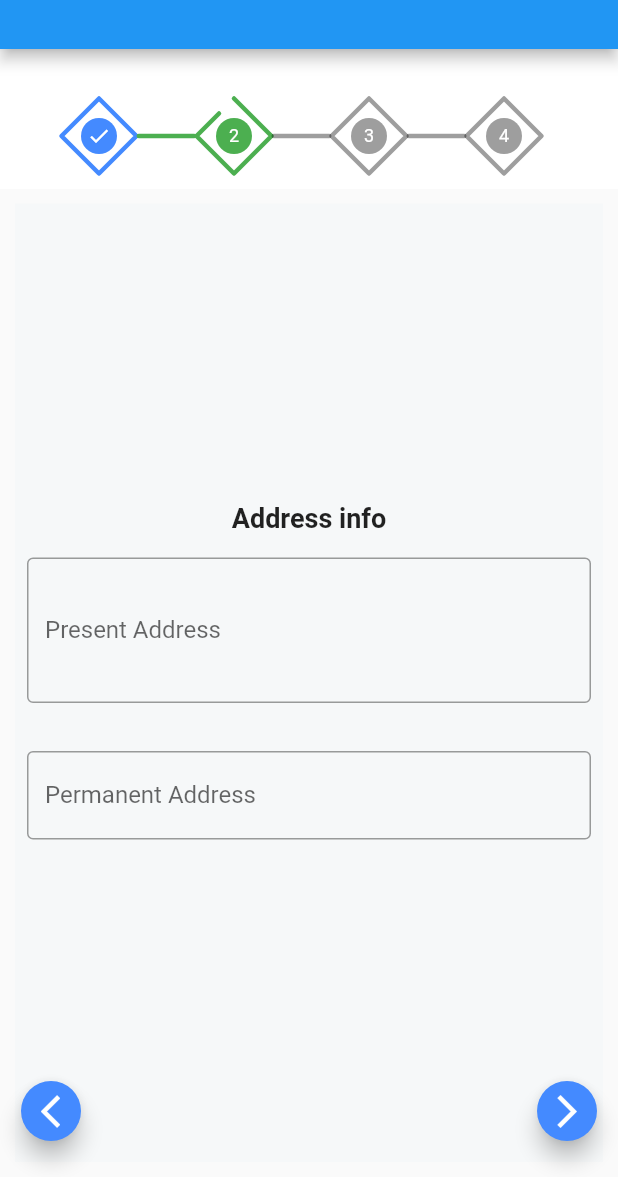
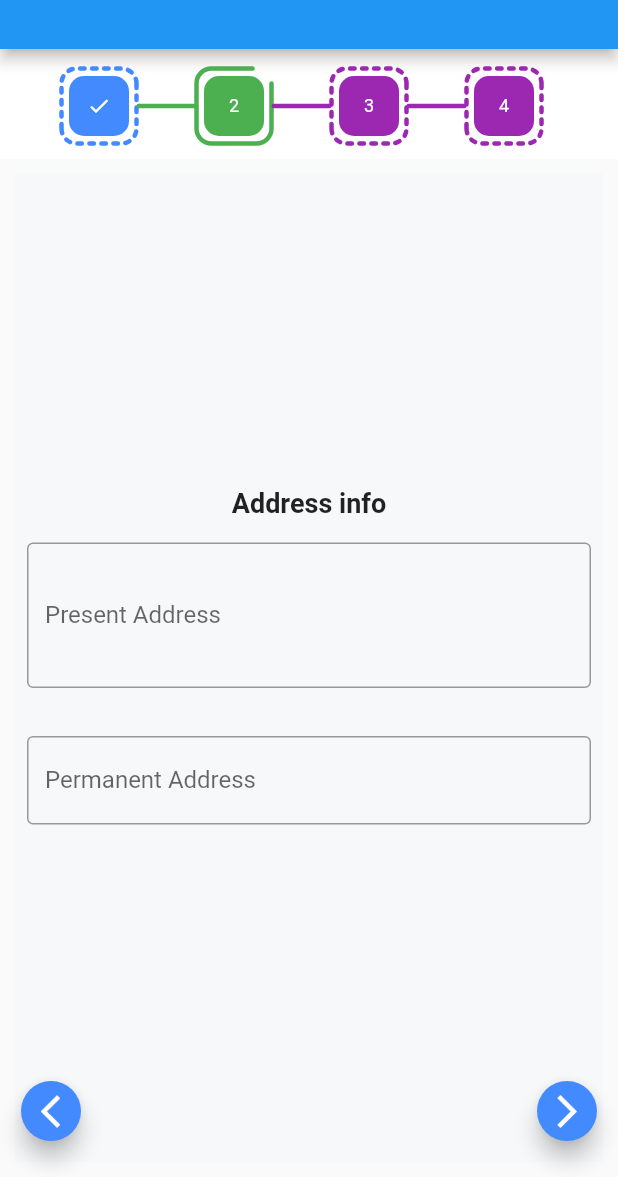
Before and after one commit to uttom41/StepperA, a Flutter app: the screen it shows after launch, after a tap on the "arrow forward ios" icon, on a phone screen of 412 x 824 dp, the part 59-1236 px from its top. Run offline on Flutter 3.47's test engine with Material 2 defaults, Android fonts, the phone set to English and light mode, and no system bars.

Commit message:
step shape update

```diff
--- a/example/lib/main.dart
+++ b/example/lib/main.dart
@@ -41,17 +41,14 @@ class _MyHomePageState extends State<MyHomePage> {
       appBar: PreferredSize( preferredSize: const Size.fromHeight(72),
       child: AppBar(title: const Text("Stepper Example"),)),),
       Positioned(
-        top: 95,
+        top: 75,
         left: 0,
         right: 0,
         bottom: 0,
         child: StepperA(
-                stepCompleteColor: Colors.blueAccent,
-                inactiveColor: Colors.black38,
-                currentStepColor: Colors.green,
                 stepperSize: const Size(350,70),
-                borderShape: BorderShape.diamond,
-                borderType: BorderType.straight,
+                borderShape: BorderShape.rRect,
+                borderType: BorderType.dash,
                 stepperAxis: Axis.horizontal,
                 stepperBackgroundColor: Colors.transparent,
                // formKey: formKey,
@@ -71,6 +68,12 @@ class _MyHomePageState extends State<MyHomePage> {
                         bottom: 20
                     )
                 ),
+            step: const StepA(
+                currentStepColor: Colors.green,
+                completeStepColor: Colors.blueAccent,
+                inactiveStepColor: Colors.purple,
+                margin: EdgeInsets.all(5)
+            ),
                 stepperBodyWidget: [
                   const StepOne(),
                   const StepTwo(),
--- a/lib/src/drawing/path_draw.dart
+++ b/lib/src/drawing/path_draw.dart
@@ -91,10 +91,14 @@ class PathDrawing{
   Path _createOriginalPathDiamond(){
     var path = Path();
  //   path.moveTo(_size.width/2, 0);
-    path.moveTo(_size.width / 2.0, 0);
-    path.lineTo(_size.width, _size.height / 2.0);
+    path.moveTo(_size.width, _size.height / 2.0);
+   // path.moveTo(_size.width / 2.0, 0);
     path.lineTo(_size.width / 2.0, _size.height);
+    //path.lineTo(_size.width, _size.height / 2.0);
     path.lineTo(0, _size.height / 2.0);
+   // path.lineTo(_size.width / 2.0, _size.height);
+    path.lineTo(_size.width/2, 0);
+   // path.lineTo(0, _size.height / 2.0);
     path.close();
     return path;
   }
--- a/lib/src/line.dart
+++ b/lib/src/line.dart
@@ -1,3 +1,8 @@
+/// /*** Uttam kumar mitra ***/
+/// create date 07/03/2023; 1:41 AM
+///
+///
+
 import 'package:flutter/material.dart';
 import 'drawing/drawing_helper.dart';
 
--- a/lib/src/provider/stepper_provider.dart
+++ b/lib/src/provider/stepper_provider.dart
@@ -1,20 +1,23 @@
+/// /*** Uttam kumar mitra ***/
+/// create date 04/03/2023; 10:41 PM
+///
+///
 
 import 'package:flutter/material.dart';
 
 import '../../stepper_a.dart';
-import '../drawing/drawing_helper.dart';
 
 
 class StepperNotifier extends ChangeNotifier{
 
-  ///for define step complete border and shape[circle] color
-  final Color stepCompleteColor;
-
-  ///for define current step border and shape[circle] color
-  final Color currentStepColor;
-
-  ///for define inactive step border and shape[circle] color
-  final Color inactiveColor;
+  // ///for define step complete border and shape[circle] color
+  // final Color stepCompleteColor;
+  //
+  // ///for define current step border and shape[circle] color
+  // final Color currentStepColor;
+  //
+  // ///for define inactive step border and shape[circle] color
+  // final Color inactiveColor;
 
   ///IF you need different Step border style
   ///default border style is [straight]
@@ -67,9 +70,9 @@ class StepperNotifier extends ChangeNotifier{
   CurrentStepCallBack onPageChangeCallback;
 
   StepperNotifier({
-    required this.stepCompleteColor,
-    required  this.currentStepColor,
-    required this.inactiveColor,
+  //  required this.stepCompleteColor,
+ //   required  this.currentStepColor,
+   // required this.inactiveColor,
     required  this.borderType,
     required  this.lineType,
     required this.borderShape,
--- /dev/null
+++ b/lib/src/step_helper/step.dart
@@ -0,0 +1,47 @@
+/// /*** Uttam kumar mitra ***/
+/// create date 11/04/2023; 06:41 PM
+///
+///
+import 'package:flutter/cupertino.dart';
+
+
+///This class ensure steps Color and IconData user provided or not.
+///if IconData not provided than showed steps number ,
+class StepA{
+
+  ///It is use for current step widget and step border color.
+  final Color currentStepColor;
+
+  ///It is use for complete step widget and step border color.
+  final Color completeStepColor;
+
+  ///It is use for inactive step widget and step border color.
+  final Color inactiveStepColor;
+
+  ///It is use for current step widget icon.
+  ///If IconData is not provided which shows the number of steps,
+  final IconData? currentStepIcon;
+
+  ///It is use for complete step widget icon.
+  ///If IconData is not provided which shows the number of steps,
+  final IconData? completeStepIcon;
+
+  ///It is use for inactive step widget icon.
+  ///If IconData is not provided which shows the number of steps,
+  final IconData? inactiveStepIcon;
+
+  ///It is used for step icons and border margins,
+  ///This field is required for border and widget spacing.
+  final EdgeInsets margin;
+
+  const StepA({
+    required this.currentStepColor,
+    required this.completeStepColor,
+    required this.inactiveStepColor,
+    required this.margin,
+    this.completeStepIcon,
+    this.currentStepIcon,
+    this.inactiveStepIcon
+});
+
+}
--- a/lib/src/step_helper/stepper_step.dart
+++ b/lib/src/step_helper/stepper_step.dart
@@ -1,4 +1,5 @@
 import 'package:flutter/material.dart';
+import 'package:stepper_a/src/step_helper/step.dart';
 import 'package:stepper_a/src/step_helper/utils.dart';
 import 'package:stepper_a/src/provider/stepper_provider.dart';
 
@@ -14,8 +15,11 @@ class StepperStep extends StatelessWidget {
   ///default margin all site 5
   final EdgeInsets margin;
 
-  ///If your need stepper step padding
-  final EdgeInsets stepPadding;
+  ///It is Control Step color and icon.
+  final StepA step;
+
+  // ///If your need stepper step padding
+  // final EdgeInsets stepPadding;
 
   ///Stepper Notifier for internal state management
   final StepperNotifier notifier;
@@ -49,7 +53,8 @@ class StepperStep extends StatelessWidget {
     required this.stepWidth,
     required this.stepperSize,
     required this.radius,
-    required this.stepPadding,
+    required this.step,
+ //   required this.stepPadding,
     required this.margin
   }) : super(key: key);
 
@@ -74,8 +79,9 @@ class StepperStep extends StatelessWidget {
               stepperSize: stepperSize.width,
               stepWidth: stepWidth,
               stepHeight: stepHeight,
-              padding: stepPadding,
+            //  padding: stepPadding,
               lineThickness: lineThickness,
+              step: step,
               strokeWidth: 3.0
             ).steps(),
           ):Column(
@@ -87,7 +93,8 @@ class StepperStep extends StatelessWidget {
               stepperSize: stepperSize.height,
               stepWidth: stepWidth,
               stepHeight: stepHeight,
-              padding: stepPadding,
+               step: step,
+             // padding: stepPadding,
               lineThickness: lineThickness,
               strokeWidth: 3.0
             ).steps(),
--- a/lib/src/step_helper/utils.dart
+++ b/lib/src/step_helper/utils.dart
@@ -7,6 +7,7 @@
 ///
 import 'package:flutter/material.dart';
 import 'package:stepper_a/src/provider/stepper_provider.dart';
+import 'package:stepper_a/src/step_helper/step.dart';
 
 import '../drawing/drawing_helper.dart';
 import '../drawing/path_widget.dart';
@@ -15,6 +16,9 @@ import '../line.dart';
 class Utils {
   ///for Stepper state management
   final StepperNotifier _notifier;
+
+  ///It is Control Step color and icon.
+  final StepA _step;
 
   ///for Step border radius
   final Radius _radius;
@@ -28,8 +32,8 @@ class Utils {
   ///for step height
   final double _stepHeight;
 
-  ///for step padding
-  final EdgeInsets _padding;
+  // ///for step padding
+  // final EdgeInsets _padding;
 
   ///for stepper line thickness
   final double _lineThickness;
@@ -43,17 +47,20 @@ class Utils {
         required stepperSize,
         required stepWidth,
         required stepHeight,
-      required padding,
+        //required padding,
         required lineThickness,
-      required strokeWidth})
+        required strokeWidth,
+        required step
+      })
       : _notifier = notifier,
         _radius = radius,
         _stepperSize = stepperSize,
         _stepWidth = stepWidth,
         _stepHeight = stepHeight,
-        _padding = padding,
+      //  _padding = padding,
         _lineThickness = lineThickness,
-        _strokeWidth = strokeWidth;
+        _strokeWidth = strokeWidth,
+        _step = step;
 
   /// build all step
   List<Widget> steps() {
@@ -79,10 +86,9 @@ class Utils {
                     : TaskType.pending,
                 animationDirection: _notifier.direction,
               )),
-          Container(
+          SizedBox(
             height: _stepHeight,
             width: _stepWidth,
-            padding: _padding,
             child: _getInnerElementOfStepper(i),
           )
         ]),
@@ -113,11 +119,11 @@ class Utils {
   Color _getCircleColor(i) {
     Color color;
     if (i < _notifier.currentIndex) {
-      color = _notifier.stepCompleteColor;
+      color = _step.completeStepColor;
     } else if (i == _notifier.currentIndex) {
-      color = _notifier.currentStepColor;
+      color = _step.currentStepColor;
     } else {
-      color = _notifier.inactiveColor;
+      color = _step.inactiveStepColor;
     }
     return color;
   }
@@ -126,11 +132,11 @@ class Utils {
   Color _getBorderColor(i) {
     Color color;
     if (i < _notifier.currentIndex) {
-      color = _notifier.stepCompleteColor;
+      color = _step.completeStepColor;
     } else if (i == _notifier.currentIndex) {
-      color = _notifier.currentStepColor;
+      color = _step.currentStepColor;
     } else {
-      color = _notifier.inactiveColor;
+      color = _step.inactiveStepColor;
     }
     return color;
   }
@@ -139,11 +145,11 @@ class Utils {
   Color _getLineColor(i) {
     Color color;
     if (i < _notifier.currentIndex - 1) {
-      color = _notifier.stepCompleteColor;
+      color = _step.completeStepColor;
     } else if (i == _notifier.currentIndex - 1) {
-      color = _notifier.currentStepColor;
+      color = _step.currentStepColor;
     } else {
-      color = _notifier.inactiveColor;
+      color = _step.inactiveStepColor;
     }
     return color;
   }
@@ -153,9 +159,16 @@ class Utils {
     Color circleColor = _getCircleColor(index);
     if (index < _notifier.currentIndex) {
       return AnimatedContainer(
-        margin: EdgeInsets.all(8),
+        margin:_step.margin,
         duration: const Duration(milliseconds: durationTime),
-        decoration: BoxDecoration(color: circleColor, shape: BoxShape.circle),
+        decoration: BoxDecoration(
+            color: circleColor,
+            shape: (_notifier.borderShape==BorderShape.rRect
+                || _notifier.borderShape==BorderShape.rect)
+                ?BoxShape.rectangle
+                :BoxShape.circle,
+          borderRadius: BorderRadius.all(_radius)
+        ),
         child: const Icon(
           Icons.check,
           color: Colors.white,
@@ -164,9 +177,17 @@ class Utils {
       );
     } else if (index == _notifier.currentIndex) {
       return AnimatedContainer(
-        margin: EdgeInsets.all(8),
+        margin: _step.margin,
         duration: const Duration(milliseconds: durationTime),
-        decoration: BoxDecoration(color: circleColor, shape: BoxShape.circle),
+
+        decoration: BoxDecoration(
+            color: circleColor,
+          shape: (_notifier.borderShape==BorderShape.rRect
+              || _notifier.borderShape==BorderShape.rect)
+              ?BoxShape.rectangle
+              :BoxShape.circle,
+            borderRadius: BorderRadius.all(_radius)
+        ),
         child: Center(
           child: Text(
             '${_notifier.currentIndex + 1}',
@@ -176,9 +197,16 @@ class Utils {
       );
     } else {
       return AnimatedContainer(
-        margin: EdgeInsets.all(8),
+        margin: _step.margin,
         duration: const Duration(milliseconds: durationTime),
-        decoration: BoxDecoration(color: circleColor, shape: BoxShape.circle),
+        decoration: BoxDecoration(
+            color: circleColor,
+          shape: (_notifier.borderShape==BorderShape.rRect
+              || _notifier.borderShape==BorderShape.rect)
+              ?BoxShape.rectangle
+              :BoxShape.circle,
+            borderRadius: BorderRadius.all(_radius)
+        ),
         child: Center(
           child: Text(
             '${index + 1}',
--- a/lib/src/stepper_a.dart
+++ b/lib/src/stepper_a.dart
@@ -1,6 +1,7 @@
 import 'package:flutter/material.dart';
 import 'package:stepper_a/src/button/button.dart';
 import 'package:stepper_a/src/page_helper/stepper_body.dart';
+import 'package:stepper_a/src/step_helper/step.dart';
 import 'package:stepper_a/src/step_helper/stepper_step.dart';
 import 'package:stepper_a/src/provider/stepper_index_handler.dart';
 import 'package:stepper_a/src/provider/stepper_provider.dart';
@@ -14,15 +15,6 @@ typedef CurrentStepCallBack = void Function(int index);
 
 ///StepperA class is main class
 class StepperA extends StatefulWidget {
-
-  ///for define step complete border and shape[circle] color
-  final Color stepCompleteColor;
-
-  ///for define current step border and shape[circle] color
-  final Color currentStepColor;
-
-  ///for define inactive step border and shape[circle] color
-  final Color inactiveColor;
 
   ///for define stepper background color
   final Color stepperBackgroundColor;
@@ -85,6 +77,9 @@ class StepperA extends StatefulWidget {
   ///If you need stepper Axis wise build
   final Axis stepperAxis;
 
+  ///It is Control Step color and icon.
+  final StepA step;
+
 
   ///If  you need widget form validation
   final GlobalKey<FormState> ? formKey;
@@ -95,9 +90,6 @@ class StepperA extends StatefulWidget {
 
   const StepperA({
     Key? key,
-    required this.stepCompleteColor,
-    required this.inactiveColor,
-    required this.currentStepColor,
     this.lineThickness =2,
     required this.stepperSize,
     required this.stepperBodyWidget,
@@ -116,7 +108,8 @@ class StepperA extends StatefulWidget {
     this.stepperAxis = Axis.horizontal,
     this.formKey,
     this.forwardButton,
-    this.previousButton
+    this.previousButton,
+    required this.step
   })  :super(key: key);
 
   @override
@@ -135,6 +128,7 @@ class _StepperAState extends State<StepperA> with TickerProviderStateMixin{
   /// view is scrolled.
   late PageController _pageController;
 
+
   @override
   void initState() {
     ///total steps size update
@@ -148,9 +142,9 @@ class _StepperAState extends State<StepperA> with TickerProviderStateMixin{
     _pageController = PageController();
     ///init StepperNotifier
     notifier = StepperNotifier(
-      stepCompleteColor: widget.stepCompleteColor,
-      currentStepColor: widget.currentStepColor,
-      inactiveColor: widget.inactiveColor,
+     // stepCompleteColor: widget.stepCompleteColor,
+     // currentStepColor: widget.currentStepColor,
+    //  inactiveColor: widget.inactiveColor,
       borderType: widget.borderType,
       lineType: widget.lineType,
       borderShape: widget.borderShape,
@@ -165,6 +159,7 @@ class _StepperAState extends State<StepperA> with TickerProviderStateMixin{
         widget.currentStepCallBack!=null?widget.currentStepCallBack!(activePageIndex):null;
       },
     );
+
     return AnimatedBuilder(
         animation: notifier,
         builder: (BuildContext context,  child) {
@@ -183,8 +178,9 @@ class _StepperAState extends State<StepperA> with TickerProviderStateMixin{
                       radius: widget.radius,
                       lineThickness: widget.lineThickness,
                       stepWidth: widget.stepWidth,
-                      stepPadding: widget.stepPadding,
+                     // stepPadding: widget.stepPadding,
                       margin: widget.margin,
+                      step: widget.step,
                     ),
                     Expanded(
                       child: StepperBody(
@@ -242,7 +238,8 @@ class _StepperAState extends State<StepperA> with TickerProviderStateMixin{
                       radius: widget.radius,
                       lineThickness: widget.lineThickness,
                       stepWidth: widget.stepWidth,
-                      stepPadding: widget.stepPadding,
+                      step: widget.step,
+                      //stepPadding: widget.stepPadding,
                       margin: widget.margin,
                     ),
                     Expanded(
@@ -293,6 +290,8 @@ class _StepperAState extends State<StepperA> with TickerProviderStateMixin{
         });
   }
 
+
+
   ///Stepper width and height calculation
   Size stepperSizeCalculate(){
     double height = widget.stepHeight + 10;
--- a/lib/stepper_a.dart
+++ b/lib/stepper_a.dart
@@ -4,3 +4,4 @@ export 'src/stepper_a.dart';
 export 'src/button/button.dart';
 export 'src/button/position.dart';
 export 'src/drawing/drawing_helper.dart';
+export 'src/step_helper/step.dart';
```
Also changed, not shown: 1 other file. Lines whose indentation alone changed are shown as unchanged.
